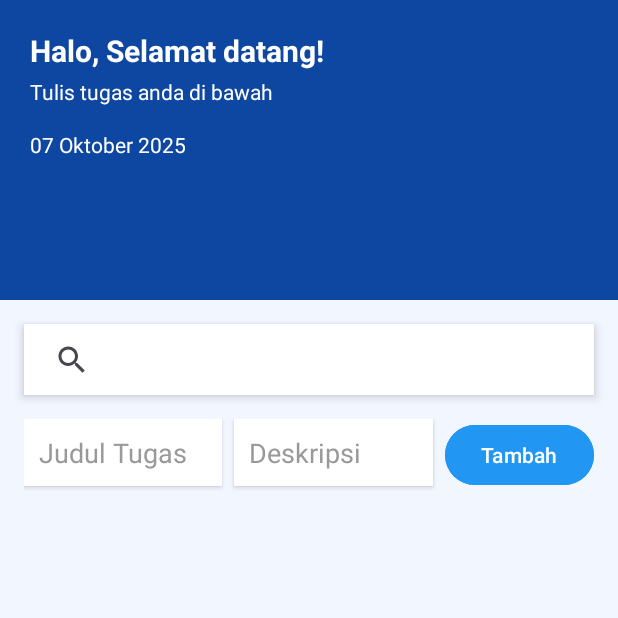
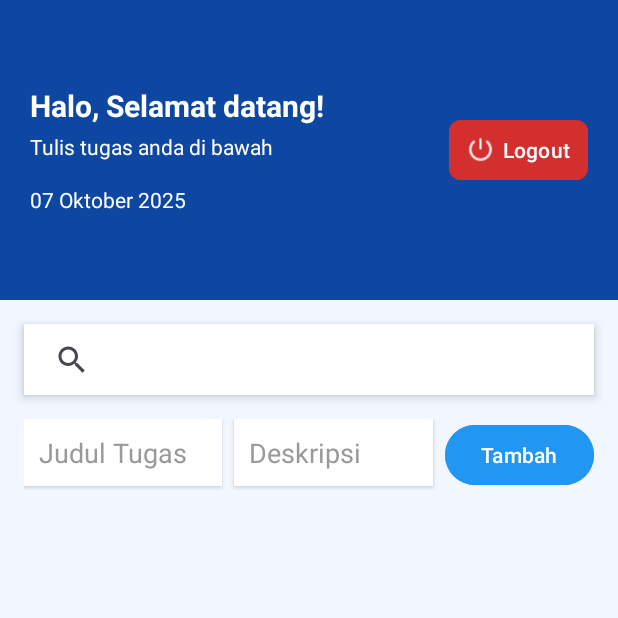
Before and after one commit to Devi-web22/app_todo_rimender, an Android app: the MainActivity screen opened directly, with no data from a screen before it, after a tap on "Tambah", on a phone screen of 412 x 824 dp, the top half of it. Run offline under Robolectric (Android 15) with nearby library versions, the phone set to English and light mode, and no system bars.

Commit message:
commit modify plus(logout,deadline time)

```diff
--- a/app/src/main/java/com/example/todorimender/MainActivity.kt
+++ b/app/src/main/java/com/example/todorimender/MainActivity.kt
@@ -30,18 +30,20 @@ class MainActivity : AppCompatActivity() {
     private lateinit var tvCurrentDate: TextView
     private lateinit var searchView: SearchView
 
-    // Untuk mode edit
+    private lateinit var btnLogout: Button
+
+
     private var editingTodoId: Int? = null
 
     override fun onCreate(savedInstanceState: Bundle?) {
         super.onCreate(savedInstanceState)
         setContentView(R.layout.activity_main)
 
-        // Inisialisasi DB dan user ID
+
         dbHelper = databasehelper(this)
         userId = intent.getIntExtra("USER_ID", -1)
 
-        // View Binding
+
         recyclerView = findViewById(R.id.recyclerViewTodos)
         btnAddTodo = findViewById(R.id.btnAddTodo)
         edtTitle = findViewById(R.id.edtTodoTitle)
@@ -50,12 +52,13 @@ class MainActivity : AppCompatActivity() {
         tvClassInfo = findViewById(R.id.tvClassInfo)
         tvCurrentDate = findViewById(R.id.tvCurrentDate)
         searchView = findViewById(R.id.searchView)
+        btnLogout = findViewById(R.id.btnLogout) // ⬅️ Tombol logout
 
-        // Tampilkan tanggal otomatis
+
         val currentDate = SimpleDateFormat("dd MMMM yyyy", Locale("id", "ID")).format(Date())
         tvCurrentDate.text = currentDate
 
-        // RecyclerView setup
+
         recyclerView.layoutManager = LinearLayoutManager(this)
         adapter = todoAdapter(
             this,
@@ -72,7 +75,6 @@ class MainActivity : AppCompatActivity() {
                 loadTodos()
             },
             onClick = { todo ->
-                // Buka halaman detail dan kirim data
                 val intent = Intent(this, detail::class.java)
                 intent.putExtra("title", todo.title)
                 intent.putExtra("description", todo.desc)
@@ -81,10 +83,10 @@ class MainActivity : AppCompatActivity() {
         )
         recyclerView.adapter = adapter
 
-        // Load data awal
+
         loadTodos()
 
-        // Tambah atau update tugas
+
         btnAddTodo.setOnClickListener {
             val title = edtTitle.text.toString().trim()
             val desc = edtDesc.text.toString().trim()
@@ -93,7 +95,10 @@ class MainActivity : AppCompatActivity() {
                 Toast.makeText(this, "Isi judul & deskripsi", Toast.LENGTH_SHORT).show()
             } else {
                 if (editingTodoId != null) {
-                    dbHelper.updateTodo(editingTodoId!!, title, desc)
+                    dbHelper.updateTodo(
+                        editingTodoId!!, title, desc,
+                        deadline = TODO()
+                    )
                     Toast.makeText(this, "Tugas diperbarui", Toast.LENGTH_SHORT).show()
                     editingTodoId = null
                     btnAddTodo.text = "Tambah"
@@ -107,18 +112,46 @@ class MainActivity : AppCompatActivity() {
             }
         }
 
-        // Fitur Pencarian
+
         searchView.setOnQueryTextListener(object : SearchView.OnQueryTextListener {
-            override fun onQueryTextSubmit(query: String?): Boolean {
-                return false
-            }
+            override fun onQueryTextSubmit(query: String?): Boolean = false
 
             override fun onQueryTextChange(newText: String?): Boolean {
                 filterTodos(newText.orEmpty())
                 return true
             }
         })
+
+        btnAddTodo.setOnClickListener {
+            val title = edtTitle.text.toString().trim()
+            val desc = edtDesc.text.toString().trim()
+
+
+            val deadline = intent.getStringExtra("deadline") ?: "Tanpa deadline"
+
+            if (title.isEmpty() || desc.isEmpty()) {
+                Toast.makeText(this, "Isi judul & deskripsi", Toast.LENGTH_SHORT).show()
+            } else {
+                dbHelper.addTodo(title, desc, deadline, userId)
+                Toast.makeText(this, "Tugas ditambahkan", Toast.LENGTH_SHORT).show()
+                edtTitle.text.clear()
+                edtDesc.text.clear()
+                loadTodos()
+            }
+        }
+
+
+        btnLogout.setOnClickListener {
+
+            Toast.makeText(this, "Berhasil logout", Toast.LENGTH_SHORT).show()
+            val intent = Intent(this, login::class.java)
+            intent.flags = Intent.FLAG_ACTIVITY_NEW_TASK or Intent.FLAG_ACTIVITY_CLEAR_TASK
+            startActivity(intent)
+            finish()
+
+        }
     }
+
 
     private fun loadTodos() {
         todoList.clear()
@@ -130,7 +163,10 @@ class MainActivity : AppCompatActivity() {
                 val id = cursor.getInt(cursor.getColumnIndexOrThrow("id"))
                 val title = cursor.getString(cursor.getColumnIndexOrThrow("title"))
                 val desc = cursor.getString(cursor.getColumnIndexOrThrow("description"))
-                val todo = todoAdapter.Todo(id, title, desc)
+                val deadline =
+                    cursor.getString(cursor.getColumnIndexOrThrow("deadline")) ?: "Tanpa deadline"
+
+                val todo = todoAdapter.Todo(id, title, desc, deadline)
                 todoList.add(todo)
                 fullTodoList.add(todo)
             } while (cursor.moveToNext())
@@ -139,11 +175,14 @@ class MainActivity : AppCompatActivity() {
         adapter.notifyDataSetChanged()
     }
 
-
-
     private fun filterTodos(query: String) {
         val filtered = fullTodoList.filter {
-            it.title.contains(query, ignoreCase = true) || it.desc.contains(query, ignoreCase = true)
+            it.title.contains(query, ignoreCase = true) ||
+                    it.desc.contains(query, ignoreCase = true) ||
+                    it.deadline.contains(
+                        query,
+                        ignoreCase = true
+                    )
         }
 
         todoList.clear()
--- a/app/src/main/res/layout/activity_main.xml
+++ b/app/src/main/res/layout/activity_main.xml
@@ -1,6 +1,7 @@
 <?xml version="1.0" encoding="utf-8"?>
 <LinearLayout
     xmlns:android="http://schemas.android.com/apk/res/android"
+    xmlns:app="http://schemas.android.com/apk/res-auto"
     android:layout_width="match_parent"
     android:layout_height="match_parent"
     android:orientation="vertical"
@@ -17,13 +18,21 @@
             android:layout_height="wrap_content"
             android:orientation="vertical">
 
-            <!-- Header -->
+            <!-- Header with logout button -->
             <LinearLayout
                 android:layout_width="match_parent"
                 android:layout_height="200dp"
-                android:orientation="vertical"
+                android:orientation="horizontal"
                 android:background="#0D47A1"
-                android:padding="20dp">
+                android:padding="20dp"
+                android:gravity="center_vertical">
+
+                <!-- Texts on the left -->
+                <LinearLayout
+                    android:layout_width="0dp"
+                    android:layout_height="wrap_content"
+                    android:layout_weight="1"
+                    android:orientation="vertical">
 
                     <TextView
                         android:id="@+id/tvStudentName"
@@ -53,8 +62,28 @@
                         android:layout_marginTop="16dp"/>
                 </LinearLayout>
 
+                <com.google.android.material.button.MaterialButton
+                    android:id="@+id/btnLogout"
+                    android:layout_width="wrap_content"
+                    android:layout_height="wrap_content"
+                    android:text="Logout"
+                    android:textColor="@android:color/white"
+                    android:backgroundTint="#D32F2F"
+                    android:paddingStart="12dp"
+                    android:paddingEnd="12dp"
+                    android:elevation="4dp"
 
-            <!-- SearchView -->
+                    app:icon="@drawable/logout"
+                    app:iconTint="@android:color/white"
+                    app:iconGravity="textStart"
+                    app:iconPadding="6dp"
+                    app:cornerRadius="8dp" />
+
+
+
+            </LinearLayout>
+
+
             <androidx.appcompat.widget.SearchView
                 android:id="@+id/searchView"
                 android:layout_width="match_parent"
@@ -66,7 +95,7 @@
                 android:padding="8dp"
                 android:queryHint="Cari tugas..." />
 
-            <!-- Form Input -->
+
             <LinearLayout
                 android:layout_width="match_parent"
                 android:layout_height="wrap_content"
@@ -125,4 +154,5 @@
         android:paddingBottom="16dp"
         android:clipToPadding="false"
         android:background="#F2F6FF"/>
+
 </LinearLayout>
--- a/app/src/main/res/values/strings.xml
+++ b/app/src/main/res/values/strings.xml
@@ -22,4 +22,6 @@
     <string name="Judul_tugas">Judul tugas</string>
     <string name="deskripsi_tugas">Deskripsi tugas</string>
     <string name="to_do_rimender">To Do Rimender</string>
+    <string name="logout">Logout</string>
+    <string name="tenggat_tanpa_deadline">Tenggat: Tanpa Deadline</string>
 </resources>
```
Also changed, not shown: app/src/main/java/com/example/todorimender/databasehelper.kt (+18 -2 lines), app/src/main/java/com/example/todorimender/detail.kt (+10 -2 lines), app/src/main/java/com/example/todorimender/todoAdapter.kt (+4 -3 lines), app/src/main/res/layout/item_todo.xml (+15 -5 lines), app/src/main/res/drawable/logout.png (added). Lines whose indentation alone changed are shown as unchanged.
